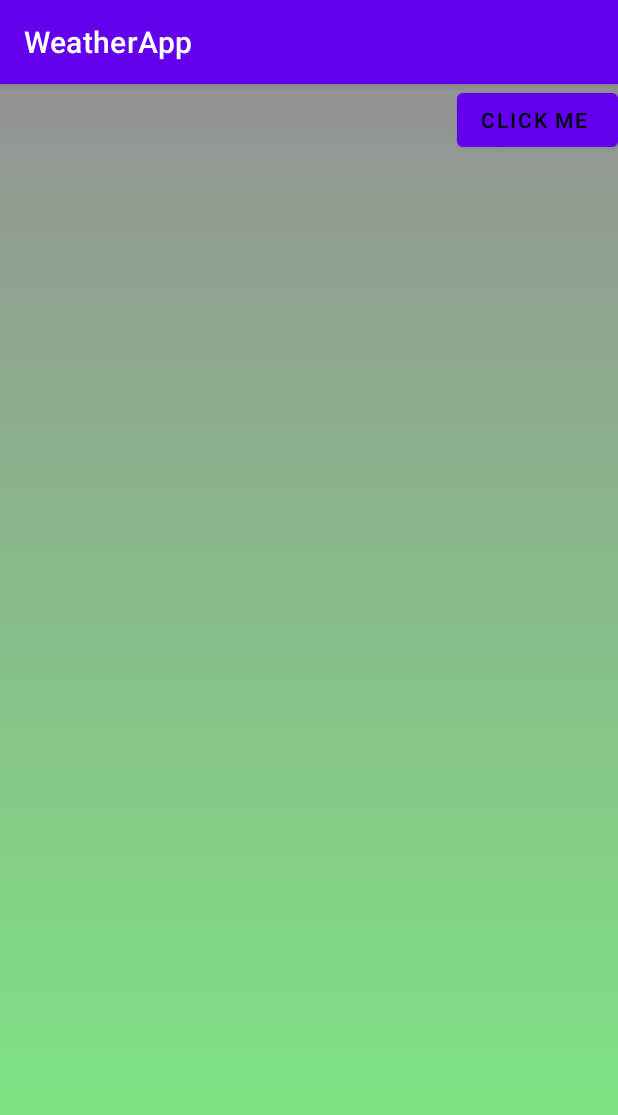
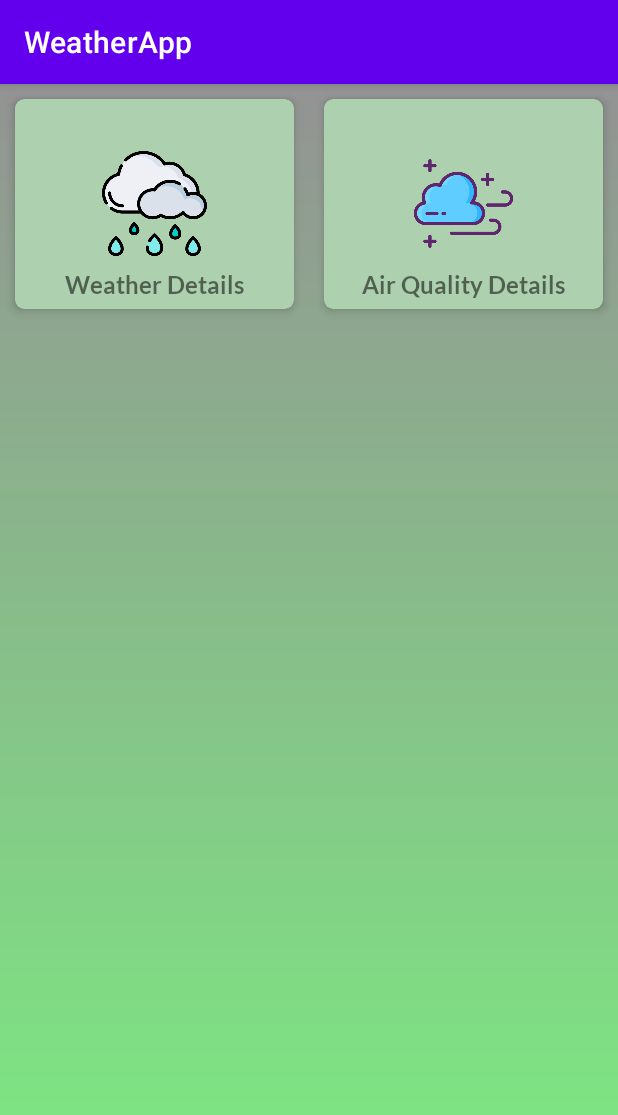
Before and after one commit to amalnair95/WeatherApp, an Android app: the screen it shows after launch (MainActivity), on a phone screen of 412 x 824 dp. Shown: the top 1115 px of the screen. Run offline under Robolectric (Android 15) with nearby library versions, the light colour scheme and no system bars; libraries missing offline, so code that uses them is left out: com.zhuinden.fragmentviewbindingdelegatekt; 2 statements that could not run were skipped.

Commit message:
air quality part added

```diff
--- a/app/build.gradle
+++ b/app/build.gradle
@@ -43,6 +43,7 @@ dependencies {
     testImplementation 'junit:junit:4.13.2'
     androidTestImplementation 'androidx.test.ext:junit:1.1.3'
     androidTestImplementation 'androidx.test.espresso:espresso-core:3.4.0'
+    implementation 'androidx.cardview:cardview:1.0.0'
 
     // logging interceptor for url
     implementation 'com.squareup.okhttp3:logging-interceptor:3.8.0'
--- a/app/src/main/java/com/example/weatherapp/ApiClient/WeatherApiInterface.kt
+++ b/app/src/main/java/com/example/weatherapp/ApiClient/WeatherApiInterface.kt
@@ -1,5 +1,6 @@
 package com.example.weatherapp.apiClient
 
+import com.example.weatherapp.models.AirResults
 import com.example.weatherapp.models.WeatherResults
 import retrofit2.Call
 import retrofit2.http.GET
@@ -12,4 +13,8 @@ interface WeatherApiInterface {
     @GET("/weather/latest/by-lat-lng")
     fun getWeatherDetail(@Query("lat") lat:Double, @Query("lng") long:Double):Call<WeatherResults>
 
+    @Headers("Content-Type: application/json","x-api-key: 9ba29c96f9a67ee5abbe6c8ec146a393d56f422db854dc4d521bf37e4a9b30d3")
+    @GET("/latest/by-lat-lng")
+    fun getAirDetail(@Query("lat") lat:Double, @Query("lng") long:Double):Call<AirResults>
+
 }
--- a/app/src/main/java/com/example/weatherapp/WeatherFragment/WeatherFragment.kt
+++ b/app/src/main/java/com/example/weatherapp/WeatherFragment/WeatherFragment.kt
@@ -60,35 +60,16 @@ class WeatherFragment : Fragment(R.layout.fragment_weather) {
     private fun getLocation() {
         gpsTracker = GPSTracker(requireContext())
         if (gpsTracker?.isGPSTrackingEnabled!!) {
-            val latitude = gpsTracker!!.getCurrentLatitude()
-            val longitude = gpsTracker!!.getCurrentLongitude()
-            address = gpsTracker!!.getAddressLine(context)
-            val postalCode = gpsTracker!!.getPostalCode(context)
-            val country = gpsTracker!!.getCountryName(context)
-            println("Latitude:$latitude & Longitude:$longitude")
+            val coordinates=CommonMethod.getLocation(requireContext())
+            address=coordinates.address
             //weatherViewModel.clearResultSet()
-            weatherViewModel.getWeatherDetail(latitude,longitude)
+            weatherViewModel.getWeatherDetail(coordinates.latitude,coordinates.longitude)
 
         } else {
             gpsTracker!!.showSettingsAlert()
         }
     }
 
-  /*  private fun isNetworkAvailable(): Boolean {
-        val connectivityManager =
-            context?.getSystemService(Context.CONNECTIVITY_SERVICE) as ConnectivityManager
-        val activeNetworkInfo = connectivityManager.activeNetworkInfo
-        return activeNetworkInfo != null && activeNetworkInfo.isConnected
-    }
-
-    fun isNetworkConnected(): Boolean {
-        return if (isNetworkAvailable()) {
-            true
-        } else {
-            showAlert(context)
-            false
-        }
-    }*/
 
     private fun init() {
         weatherViewModel = ViewModelProvider(requireActivity()).get(WeatherViewModel::class.java)
@@ -98,23 +79,9 @@ class WeatherFragment : Fragment(R.layout.fragment_weather) {
             if (CommonMethod.isNetworkConnected(requireContext())) {
                 fragmentWeatherBinding.loadingProgressBar.visibility=View.VISIBLE
                 getLocation()
+                //CommonMethod.getLocation(requireContext())
             }
             //weatherViewModel.getWeatherDetail(12.9889055,77.574044)
         }
     }
 }
-
-/*
-fun showAlert(context: Context?) {
-    val alertDialog = AlertDialog.Builder(context)
-
-    //Setting Dialog Title
-    alertDialog.setTitle(R.string.NetworkPermission)
-
-    //Setting Dialog Message
-    alertDialog.setMessage(R.string.NetworkConnection)
-
-    //On pressing cancel button
-    alertDialog.setNegativeButton(R.string.ok) { dialog, which -> dialog.cancel() }
-    alertDialog.show()
-}*/
--- a/app/src/main/java/com/example/weatherapp/chooseCategory/ChooseCategoryFragment.kt
+++ b/app/src/main/java/com/example/weatherapp/chooseCategory/ChooseCategoryFragment.kt
@@ -1,6 +1,39 @@
 package com.example.weatherapp.chooseCategory
 
-class ChooseCategoryFragment {
+import android.os.Bundle
+import android.util.Log
+import android.view.View
+import androidx.fragment.app.Fragment
+import androidx.navigation.Navigation
+import com.example.weatherapp.R
+import com.example.weatherapp.databinding.FragmentCategoryBinding
+import com.zhuinden.fragmentviewbindingdelegatekt.viewBinding
+
+class ChooseCategoryFragment:Fragment(R.layout.fragment_category) {
+
+    private val fragmentCategoryBinding by viewBinding(FragmentCategoryBinding::bind)
+    private val TAG = ChooseCategoryFragment::class.java.simpleName
+
+    override fun onViewCreated(view: View, savedInstanceState: Bundle?) {
+
+        Log.e(TAG, "On create view started..")
+        init()
+        setObservers()
+        super.onViewCreated(view, savedInstanceState)
+    }
+
+    private fun setObservers() {
+
+    }
+
+    private fun init() {
+        fragmentCategoryBinding.weatherCardView.setOnClickListener {
+            Navigation.findNavController(fragmentCategoryBinding.root).navigate(R.id.action_category_to_weather)
+        }
+        fragmentCategoryBinding.airCardView.setOnClickListener {
+            Navigation.findNavController(fragmentCategoryBinding.root).navigate(R.id.action_category_to_air)
+        }
+    }
 
 
 }
--- a/app/src/main/res/layout/fragment_category.xml
+++ b/app/src/main/res/layout/fragment_category.xml
@@ -1,11 +1,71 @@
 <?xml version="1.0" encoding="utf-8"?>
-<LinearLayout
-    xmlns:android="http://schemas.android.com/apk/res/android"
+<LinearLayout xmlns:android="http://schemas.android.com/apk/res/android"
     android:layout_width="match_parent"
     android:layout_height="match_parent"
+    xmlns:app="http://schemas.android.com/apk/res-auto"
+    xmlns:card_view="http://schemas.android.com/tools"
     android:orientation="vertical"
     android:background="@drawable/gradient_background">
 
+    <LinearLayout
+        android:layout_width="match_parent"
+        android:layout_height="wrap_content"
+        android:orientation="horizontal"
+        android:weightSum="2">
+
+        <androidx.cardview.widget.CardView
+            android:id="@+id/weatherCardView"
+            android:layout_width="0dp"
+            android:layout_height="140dp"
+            android:layout_margin="@dimen/_10dp"
+            app:cardCornerRadius="@dimen/_6dp"
+            android:layout_weight="1"
+            app:cardBackgroundColor="#ADD1AE"
+            app:cardElevation="@dimen/_4dp"
+            >
+            <ImageView
+                android:layout_width="70dp"
+                android:layout_height="70dp"
+                android:layout_gravity="center"
+                android:src="@drawable/raining"/>
+            <TextView
+                android:layout_width="match_parent"
+                android:layout_height="wrap_content"
+                android:gravity="center"
+                android:padding="@dimen/_6dp"
+                android:layout_gravity="bottom"
+                android:fontFamily="@font/lato_bold"
+                android:textSize="@dimen/_16sp"
+                android:text="@string/weather_details"/>
+        </androidx.cardview.widget.CardView>
+
+        <androidx.cardview.widget.CardView
+            android:id="@+id/airCardView"
+            android:layout_width="0dp"
+            android:layout_height="140dp"
+            android:layout_margin="@dimen/_10dp"
+            app:cardCornerRadius="@dimen/_6dp"
+            android:layout_weight="1"
+            app:cardBackgroundColor="#ADD1AE"
+            app:cardElevation="@dimen/_4dp"
+            >
+            <ImageView
+                android:layout_width="70dp"
+                android:layout_height="70dp"
+                android:layout_gravity="center"
+                android:src="@drawable/clean_air"/>
+            <TextView
+                android:layout_width="match_parent"
+                android:layout_height="wrap_content"
+                android:gravity="center"
+                android:padding="@dimen/_6dp"
+                android:layout_gravity="bottom"
+                android:fontFamily="@font/lato_bold"
+                android:textSize="@dimen/_16sp"
+                android:text="@string/air_quality_details"/>
+        </androidx.cardview.widget.CardView>
+
+    </LinearLayout>
 
 
 </LinearLayout>
--- a/app/src/main/res/navigation/nav_graph.xml
+++ b/app/src/main/res/navigation/nav_graph.xml
@@ -3,18 +3,36 @@
     xmlns:app="http://schemas.android.com/apk/res-auto"
     xmlns:tools="http://schemas.android.com/tools"
     android:id="@+id/nav_graph"
-    app:startDestination="@id/weatherFragment">
+    app:startDestination="@id/categoryFragment">
 
+
+    <fragment
+        android:id="@+id/categoryFragment"
+        android:name="com.example.weatherapp.chooseCategory.ChooseCategoryFragment"
+        android:label="Choose Category"
+        tools:layout="@layout/fragment_category"
+        >
+        <action
+            android:id="@+id/action_category_to_weather"
+            app:destination="@+id/weatherFragment" />
+        <action
+            android:id="@+id/action_category_to_air"
+            app:destination="@+id/airFragment" />
+
+    </fragment>
 
     <fragment
         android:id="@+id/weatherFragment"
         android:name="com.example.weatherapp.weatherFragment.WeatherFragment"
         android:label="Weather Report"
         tools:layout="@layout/fragment_weather">
-
-<!--        <action
-            android:id="@+id/action_category_to_books"
-            app:destination="@+id/bookFragment" />-->
+    </fragment>
+    <fragment
+        android:id="@+id/airFragment"
+        android:name="com.example.weatherapp.airFragment.AirFragment"
+        android:label="Air Report"
+        tools:layout="@layout/fragment_air">
     </fragment>
 
+
 </navigation>
```
Also changed, not shown: app/src/main/java/com/example/weatherapp/CommonMethod/CommonMethod.kt (+20 -0 lines), app/src/main/java/com/example/weatherapp/Models/AirResults.java (added, +21 -0 lines), app/src/main/java/com/example/weatherapp/Models/Airdata.java (added, +109 -0 lines), app/src/main/java/com/example/weatherapp/Models/Coordinates.kt (added, +7 -0 lines), app/src/main/java/com/example/weatherapp/WeatherFragment/WeatherViewModel.kt (+26 -0 lines), app/src/main/java/com/example/weatherapp/airFragment/AirFragment.kt (added, +69 -0 lines), app/src/main/res/layout/fragment_air.xml (added, +301 -0 lines), app/src/main/res/values/strings.xml (+8 -0 lines), app/src/main/res/drawable/clean_air.png (added).
